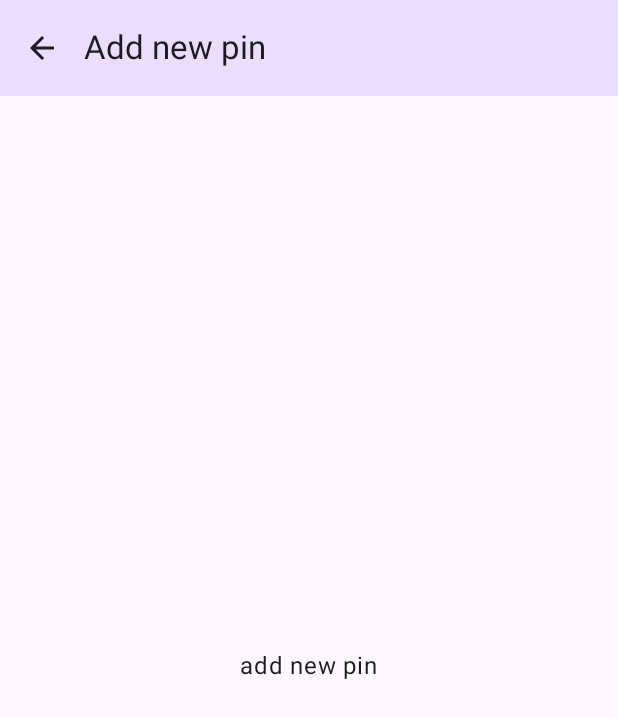
After one commit to kubamyka/pin-manager, an Android app built with Jetpack Compose: the AddNewPinScreen screen opened through its navigation route, on a phone screen of 412 x 824 dp. The commit adds this screen. Shown: the top 718 px of the screen. Run offline under Robolectric (Android 15) with nearby library versions, the phone set to English and light mode, and no system bars; our stand-ins replace Dagger/Hilt's generated code.

Commit message:
added navigation and screens

```diff
--- a/app/src/main/AndroidManifest.xml
+++ b/app/src/main/AndroidManifest.xml
@@ -14,7 +14,7 @@
       android:theme="@style/Theme.PinManagerSplashScreen"
       tools:targetApi="31">
     <activity
-        android:name=".MainActivity"
+        android:name=".ui.MainActivity"
         android:exported="true"
         android:theme="@style/Theme.PinManagerSplashScreen">
       <intent-filter>
--- /dev/null
+++ b/app/src/main/java/com/kmcoding/pinmanager/ui/MainActivity.kt
@@ -0,0 +1,24 @@
+package com.kmcoding.pinmanager.ui
+
+import android.os.Bundle
+import androidx.activity.ComponentActivity
+import androidx.activity.compose.setContent
+import androidx.activity.enableEdgeToEdge
+import androidx.core.splashscreen.SplashScreen.Companion.installSplashScreen
+import com.kmcoding.pinmanager.ui.content.PinManagerApp
+import com.kmcoding.pinmanager.ui.theme.PinManagerTheme
+import dagger.hilt.android.AndroidEntryPoint
+
+@AndroidEntryPoint
+class MainActivity : ComponentActivity() {
+    override fun onCreate(savedInstanceState: Bundle?) {
+        super.onCreate(savedInstanceState)
+        installSplashScreen()
+        enableEdgeToEdge()
+        setContent {
+            PinManagerTheme {
+                PinManagerApp()
+            }
+        }
+    }
+}
--- /dev/null
+++ b/app/src/main/java/com/kmcoding/pinmanager/ui/add/AddNewPinScreen.kt
@@ -0,0 +1,28 @@
+package com.kmcoding.pinmanager.ui.add
+
+import androidx.compose.foundation.layout.Arrangement
+import androidx.compose.foundation.layout.Column
+import androidx.compose.foundation.layout.fillMaxSize
+import androidx.compose.material3.Text
+import androidx.compose.runtime.Composable
+import androidx.compose.ui.Alignment
+import androidx.compose.ui.Modifier
+import androidx.compose.ui.tooling.preview.Preview
+import com.kmcoding.pinmanager.ui.content.PinManagerApp
+
+@Composable
+fun AddNewPinScreen(modifier: Modifier = Modifier) {
+    Column(
+        modifier = modifier.fillMaxSize(),
+        verticalArrangement = Arrangement.Center,
+        horizontalAlignment = Alignment.CenterHorizontally,
+    ) {
+        Text(text = "add new pin")
+    }
+}
+
+@Preview(showBackground = true)
+@Composable
+fun AddNewPinScreenPreview() {
+    AddNewPinScreen()
+}
--- /dev/null
+++ b/app/src/main/java/com/kmcoding/pinmanager/ui/content/PinManagerContent.kt
@@ -0,0 +1,58 @@
+package com.kmcoding.pinmanager.ui.content
+
+import androidx.compose.foundation.layout.fillMaxSize
+import androidx.compose.foundation.layout.padding
+import androidx.compose.material.icons.Icons
+import androidx.compose.material.icons.filled.Add
+import androidx.compose.material3.FloatingActionButton
+import androidx.compose.material3.Icon
+import androidx.compose.material3.Scaffold
+import androidx.compose.runtime.Composable
+import androidx.compose.runtime.getValue
+import androidx.compose.ui.Modifier
+import androidx.compose.ui.res.stringResource
+import androidx.compose.ui.tooling.preview.Preview
+import androidx.navigation.NavHostController
+import androidx.navigation.compose.currentBackStackEntryAsState
+import androidx.navigation.compose.rememberNavController
+import com.kmcoding.pinmanager.R
+import com.kmcoding.pinmanager.ui.nav.NavScreen
+import com.kmcoding.pinmanager.ui.nav.PinAppBar
+import com.kmcoding.pinmanager.ui.nav.PinNavHost
+
+@Composable
+fun PinManagerApp(navController: NavHostController = rememberNavController()) {
+    val backStackEntry by navController.currentBackStackEntryAsState()
+    val currentScreen = NavScreen.valueOf(backStackEntry?.destination?.route ?: NavScreen.Home.name)
+    Scaffold(
+        modifier = Modifier.fillMaxSize(),
+        topBar = {
+            PinAppBar(
+                currentScreen = currentScreen,
+                canNavigateBack = navController.previousBackStackEntry != null,
+                navigateUp = { navController.navigateUp() },
+            )
+        },
+        floatingActionButton = {
+            if (currentScreen == NavScreen.Home) {
+                FloatingActionButton(onClick = { navController.navigate(NavScreen.AddNewPin.name) }) {
+                    Icon(
+                        Icons.Default.Add,
+                        contentDescription =
+                            stringResource(
+                                id = R.string.add_new_pin,
+                            ),
+                    )
+                }
+            }
+        },
+    ) { innerPadding ->
+        PinNavHost(modifier = Modifier.padding(innerPadding), navController = navController)
+    }
+}
+
+@Preview(showBackground = true)
+@Composable
+fun PinManagerAppPreview() {
+    PinManagerApp()
+}
--- /dev/null
+++ b/app/src/main/java/com/kmcoding/pinmanager/ui/home/HomeScreen.kt
@@ -0,0 +1,28 @@
+package com.kmcoding.pinmanager.ui.home
+
+import androidx.compose.foundation.layout.Arrangement
+import androidx.compose.foundation.layout.Column
+import androidx.compose.foundation.layout.fillMaxSize
+import androidx.compose.material3.Text
+import androidx.compose.runtime.Composable
+import androidx.compose.ui.Alignment
+import androidx.compose.ui.Modifier
+import androidx.compose.ui.tooling.preview.Preview
+import com.kmcoding.pinmanager.ui.add.AddNewPinScreen
+
+@Composable
+fun HomeScreen(modifier: Modifier = Modifier) {
+    Column(
+        modifier = modifier.fillMaxSize(),
+        verticalArrangement = Arrangement.Center,
+        horizontalAlignment = Alignment.CenterHorizontally,
+    ) {
+        Text(text = "home screen")
+    }
+}
+
+@Preview(showBackground = true)
+@Composable
+fun HomeScreenPreview() {
+    HomeScreen()
+}
--- a/app/src/main/java/com/kmcoding/pinmanager/ui/HomeViewModel.kt
+++ b/app/src/main/java/com/kmcoding/pinmanager/ui/home/HomeViewModel.kt
@@ -1,4 +1,4 @@
-package com.kmcoding.pinmanager.ui
+package com.kmcoding.pinmanager.ui.home
 
 import androidx.lifecycle.ViewModel
 import com.kmcoding.pinmanager.domain.repository.PinRepository
--- /dev/null
+++ b/app/src/main/java/com/kmcoding/pinmanager/ui/nav/PinAppBar.kt
@@ -0,0 +1,50 @@
+package com.kmcoding.pinmanager.ui.nav
+
+import androidx.compose.material.icons.Icons
+import androidx.compose.material.icons.automirrored.filled.ArrowBack
+import androidx.compose.material3.ExperimentalMaterial3Api
+import androidx.compose.material3.Icon
+import androidx.compose.material3.IconButton
+import androidx.compose.material3.MaterialTheme
+import androidx.compose.material3.Text
+import androidx.compose.material3.TopAppBar
+import androidx.compose.material3.TopAppBarDefaults
+import androidx.compose.runtime.Composable
+import androidx.compose.ui.Modifier
+import androidx.compose.ui.res.stringResource
+import androidx.compose.ui.tooling.preview.Preview
+import com.kmcoding.pinmanager.R
+
+@OptIn(ExperimentalMaterial3Api::class)
+@Composable
+fun PinAppBar(
+    currentScreen: NavScreen,
+    canNavigateBack: Boolean,
+    navigateUp: () -> Unit,
+    modifier: Modifier = Modifier,
+) {
+    TopAppBar(
+        title = { Text(stringResource(currentScreen.title)) },
+        colors =
+            TopAppBarDefaults.mediumTopAppBarColors(
+                containerColor = MaterialTheme.colorScheme.primaryContainer,
+            ),
+        modifier = modifier,
+        navigationIcon = {
+            if (canNavigateBack) {
+                IconButton(onClick = navigateUp) {
+                    Icon(
+                        imageVector = Icons.AutoMirrored.Default.ArrowBack,
+                        contentDescription = stringResource(R.string.back),
+                    )
+                }
+            }
+        },
+    )
+}
+
+@Preview(showBackground = true)
+@Composable
+fun PinAppBarPreview() {
+    PinAppBar(currentScreen = NavScreen.Home, canNavigateBack = false, navigateUp = {})
+}
--- /dev/null
+++ b/app/src/main/java/com/kmcoding/pinmanager/ui/nav/PinNavHost.kt
@@ -0,0 +1,31 @@
+package com.kmcoding.pinmanager.ui.nav
+
+import androidx.compose.foundation.layout.fillMaxSize
+import androidx.compose.runtime.Composable
+import androidx.compose.ui.Modifier
+import androidx.navigation.NavHostController
+import androidx.navigation.compose.NavHost
+import androidx.navigation.compose.composable
+import androidx.navigation.compose.rememberNavController
+import com.kmcoding.pinmanager.ui.add.AddNewPinScreen
+import com.kmcoding.pinmanager.ui.home.HomeScreen
+
+@Composable
+fun PinNavHost(
+    modifier: Modifier = Modifier,
+    navController: NavHostController = rememberNavController(),
+) {
+    NavHost(
+        navController = navController,
+        startDestination = NavScreen.Home.name,
+        modifier = modifier.fillMaxSize(),
+    ) {
+        composable(route = NavScreen.Home.name) {
+            HomeScreen()
+        }
+
+        composable(route = NavScreen.AddNewPin.name) {
+            AddNewPinScreen()
+        }
+    }
+}
--- a/app/src/main/res/values/strings.xml
+++ b/app/src/main/res/values/strings.xml
@@ -1,3 +1,9 @@
 <resources>
-  <string name="app_name">PinManager</string>
+  <string name="app_name">Pin Manager</string>
+
+  <string name="pin_manager">Pin manager</string>
+  <string name="add_new_pin">Add new pin</string>
+
+  <string name="back">Back</string>
+
 </resources>
```
Also changed, not shown: app/src/main/java/com/kmcoding/pinmanager/MainActivity.kt (deleted, +0 -48 lines), app/src/main/java/com/kmcoding/pinmanager/ui/nav/NavScreen.kt (added, +12 -0 lines).
